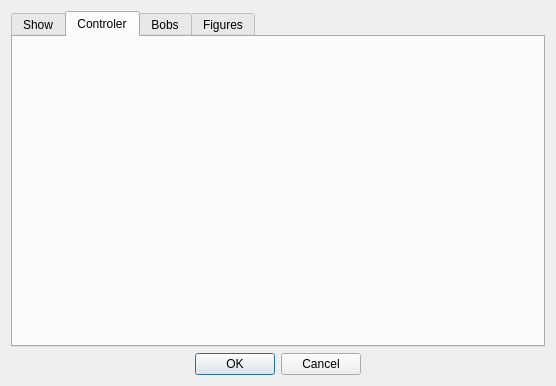
Old version of the form view/Settings.ui in the repository yetanotherf0rked/3a_bobbar.
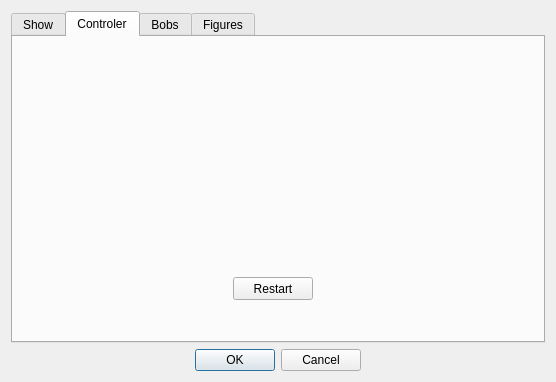
New version of the form. The open tabs and pages were chosen to show the change.

Commit message: Add restart Button

Patch:
```diff
--- a/view/Settings.ui
+++ b/view/Settings.ui
@@ -7,7 +7,7 @@
     <x>0</x>
     <y>0</y>
     <width>556</width>
-    <height>386</height>
+    <height>382</height>
    </rect>
   </property>
   <property name="windowTitle">
@@ -117,16 +117,18 @@
       <attribute name="title">
        <string>Controler</string>
       </attribute>
-      <widget class="QWidget" name="layoutWidget_2">
+      <widget class="QPushButton" name="pushButton_4">
        <property name="geometry">
         <rect>
-         <x>10</x>
-         <y>10</y>
-         <width>152</width>
-         <height>104</height>
+         <x>220</x>
+         <y>240</y>
+         <width>80</width>
+         <height>23</height>
         </rect>
        </property>
-       <layout class="QVBoxLayout" name="verticalLayout_3"/>
+       <property name="text">
+        <string>Restart</string>
+       </property>
       </widget>
      </widget>
      <widget class="QWidget" name="tab_3">
```
Left out of the diff: 37 changed lines with no effect on the pictures. The commit also changes 4 other files.
